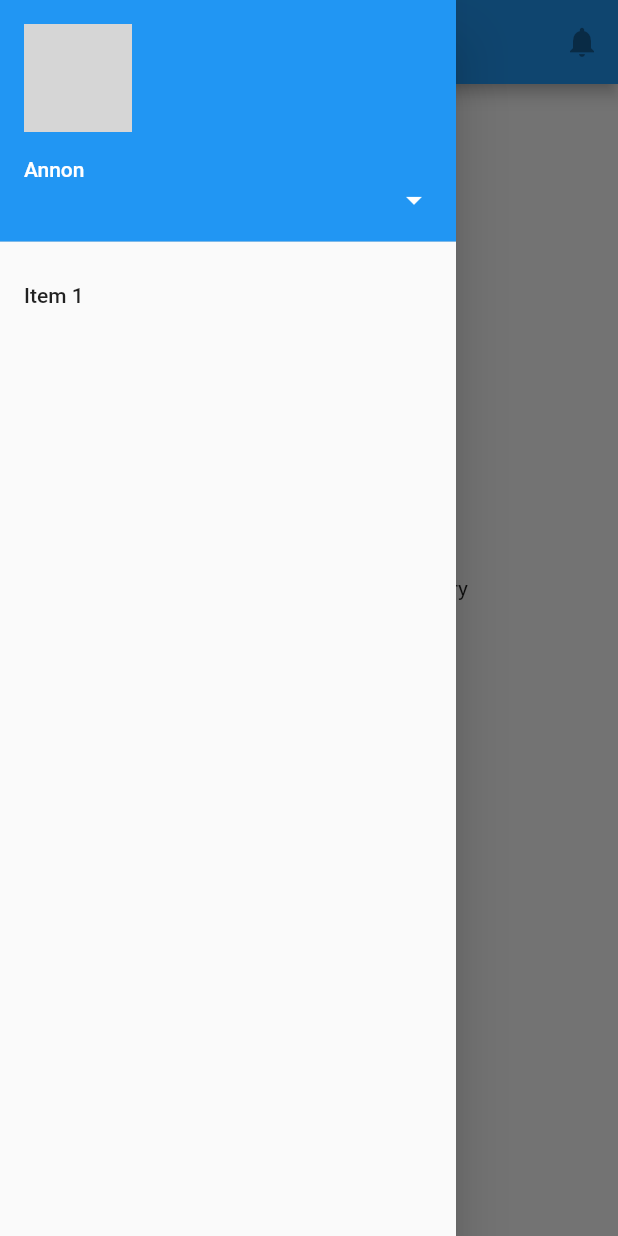
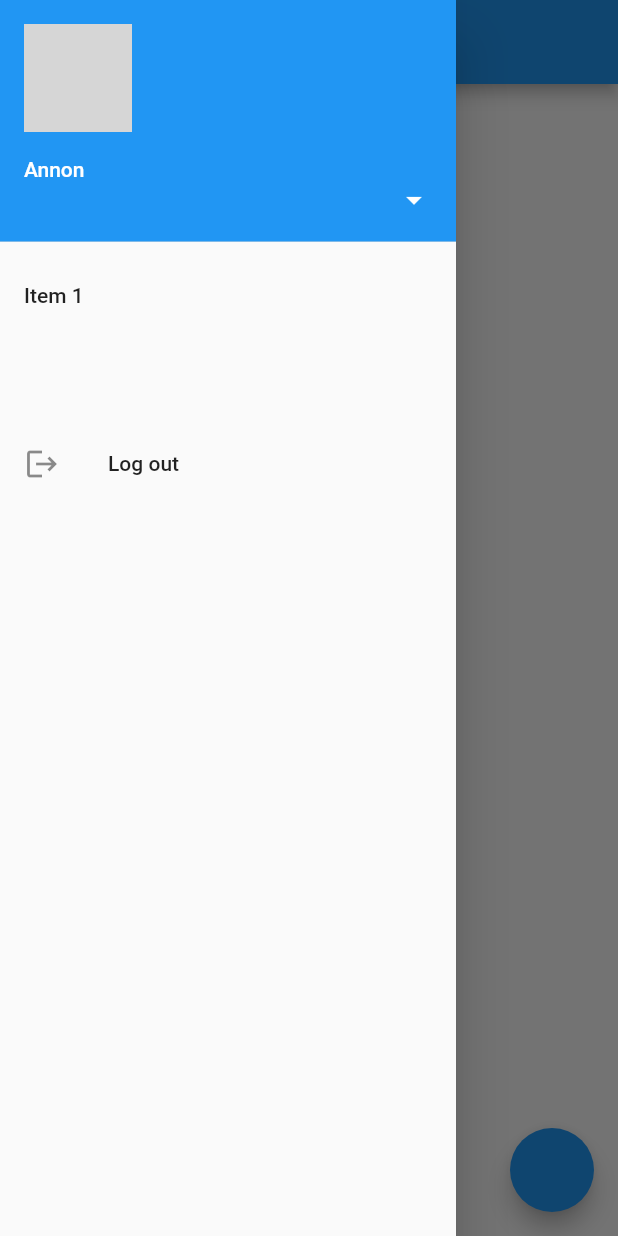
Before and after one commit to C-m3-Codin/Management, a Flutter app: the HomeScreen screen opened directly, in the side drawer, after a tap on "Logout", on a phone screen of 412 x 824 dp. Run offline on Flutter 3.47's test engine with Material 2 defaults, Android fonts, the phone set to English and light mode, and no system bars; our stand-ins replace cloud_firestore, firebase_auth, firebase_core, shared_preferences; accounts and stored records are empty; network calls fail; grey boxes are pictures that could not be loaded.

Commit message:
user model defined user db created tab view added subject model defined

```diff
--- a/lib/Pages/home.dart
+++ b/lib/Pages/home.dart
@@ -5,6 +5,10 @@ import 'package:flutter/material.dart';
 import 'package:shared_preferences/shared_preferences.dart';
 
 import '../main.dart';
+
+String userColegeId = "";
+// String Name=""
+// String
 
 class HomeScreen extends StatefulWidget {
   const HomeScreen({
@@ -20,7 +24,9 @@ class _HomeScreenState extends State<HomeScreen> {
     SharedPreferences prefs = await SharedPreferences.getInstance();
     //Return String
     String stringValue = prefs.getString('userId');
-    print("from getStri" + stringValue);
+
+    userColegeId = stringValue;
+    print(" from getStri " + stringValue);
     String us = prefs.getString('userId');
     // return stringValue;
     setState(() {
@@ -40,8 +46,44 @@ class _HomeScreenState extends State<HomeScreen> {
 
   @override
   Widget build(BuildContext context) {
-    return Scaffold(
-        drawer: Drawer(
+    return DefaultTabController(
+      length: 3,
+      child: Scaffold(
+        drawer: Drawr(),
+        appBar: deetsEntered
+            ? AppBar(
+                bottom: TabBar(
+                  tabs: [
+                    Tab(icon: Icon(Icons.directions_car)),
+                    Tab(icon: Icon(Icons.directions_transit)),
+                    Tab(icon: Icon(Icons.directions_bike)),
+                  ],
+                ),
+                title: Text('Welcome'),
+              )
+            : AppBar(
+                title: Text("enter Details"),
+              ),
+        body: deetsEntered ? SubjectContent() : NoDetails(),
+        floatingActionButton: FloatingActionButton(
+          onPressed: () {
+            print("the value of bool is $deetsEntered\n\n\n");
+            setState(() {});
+          },
+        ),
+      ),
+    );
+  }
+}
+
+class Drawr extends StatelessWidget {
+  const Drawr({
+    Key key,
+  }) : super(key: key);
+
+  @override
+  Widget build(BuildContext context) {
+    return Drawer(
       // Add a ListView to the drawer. This ensures the user can scroll
       // through the options in the drawer if there isn't enough vertical
       // space to fit everything.
@@ -89,22 +131,41 @@ class _HomeScreenState extends State<HomeScreen> {
               Navigator.pop(context);
             },
           ),
+          ListTile(
+            leading: Icon(Icons.logout),
+            title: Text("Log out"),
+            onTap: () async {
+              success = false;
+              SharedPreferences prefs = await SharedPreferences.getInstance();
+              prefs.remove('userId');
+              Navigator.pushReplacement(
+                  context,
+                  MaterialPageRoute(
+                      builder: (BuildContext ctx) => RegisterPage()));
+              // logout
+            },
+          )
         ],
       ),
-        ),
-        appBar: AppBar(
-          centerTitle: true,
-          title: Text("Logged in"),
-          actions: [
-            IconButton(icon: Icon(Icons.notifications), onPressed: null)
-          ],
-        ),
-        body: Container(
+    );
+  }
+}
+
+class NoDetails extends StatelessWidget {
+  const NoDetails({
+    Key key,
+  }) : super(key: key);
+
+  @override
+  Widget build(BuildContext context) {
+    return Container(
+        child: Padding(
+      padding: const EdgeInsets.all(20.0),
       child: Column(
         mainAxisAlignment: MainAxisAlignment.center,
         crossAxisAlignment: CrossAxisAlignment.center,
         children: [
-            Text("from login now Home stateless from sub directory"),
+          Text("Please Enter the details of the required Sem"),
           RaisedButton(onPressed: () {
             Navigator.push(
               context,
@@ -124,6 +185,30 @@ class _HomeScreenState extends State<HomeScreen> {
             child: Text('Logout'),
           ),
         ],
-        )));
+      ),
+    ));
   }
 }
+
+class SubjectContent extends StatefulWidget {
+  @override
+  _SubjectContentState createState() => _SubjectContentState();
+}
+
+class _SubjectContentState extends State<SubjectContent> {
+  @override
+  Widget build(BuildContext context) {
+    return TabBarView(
+      children: [
+        Container(child: Icon(Icons.directions_transit)),
+        // TODO notes
+        Container(
+          child: Text(name),
+        ),
+        // Announcemets
+        // Assignments Due
+        Container(child: Icon(Icons.directions_bike)),
+      ],
+    );
+  }
+}
--- a/lib/main.dart
+++ b/lib/main.dart
@@ -1,17 +1,29 @@
 import 'package:cce/Pages/home.dart';
+import 'package:cce/models/UserModels.dart';
 import 'package:flutter/material.dart';
 import 'package:shared_preferences/shared_preferences.dart';
-
+import 'package:firebase_core/firebase_core.dart';
 import 'Pages/Register.dart';
 
 String userId;
 bool success = false;
+bool deetsEntered = false;
+String name = "";
+String id = "";
+String sem = "S1";
+String branch = "CSE";
+// UserModel user;
 Future<void> main() async {
   WidgetsFlutterBinding.ensureInitialized();
   SharedPreferences prefs = await SharedPreferences.getInstance();
   var email = prefs.getString('userId');
+  id = prefs.getString('id');
+  name = prefs.getString('name');
+  sem = prefs.getString('sem');
+  branch = prefs.getString("branch");
   print(email);
   userId = email;
+  await Firebase.initializeApp();
   runApp(MaterialApp(home: email == null ? RegisterPage() : HomeScreen()));
 }
 
--- /dev/null
+++ b/lib/models/Notes.dart
@@ -0,0 +1,28 @@
+import 'package:cloud_firestore/cloud_firestore.dart';
+
+class NotePage {
+  List<Subject> subjectNames;
+  String sem;
+  String branch;
+
+  NotePage({this.branch, this.sem});
+
+  DocumentSnapshot snapshot;
+
+  void getData() async {
+    //use a Async-await function to get the data
+    final data = await FirebaseFirestore.instance
+        .collection(branch + sem)
+        .doc('subject names')
+        .get(); //get the data
+    snapshot = data;
+  }
+}
+
+class Subject {
+  List<Modules> moduleNames;
+}
+
+class Modules {
+  List fileNameUrl;
+}
--- a/pubspec.yaml
+++ b/pubspec.yaml
@@ -27,9 +27,12 @@ dependencies:
 
   # The following adds the Cupertino Icons font to your application.
   # Use with the CupertinoIcons class for iOS style icons.
-  firebase_auth: ^0.16.1
+  # firebase_auth: ^0.16.1
+  firebase_auth: ^0.18.1+1
   shared_preferences: ^0.5.10
   cupertino_icons: ^0.1.3
+  cloud_firestore: ^0.14.1+2
+  # cloud_firestore: ^0.14.1+2
 
 dev_dependencies:
   flutter_test:
```
Also changed, not shown: lib/Pages/Register.dart (+11 -4 lines), lib/Pages/profile.dart (+22 -87 lines), lib/models/UserModels.dart (added, +43 -0 lines), pubspec.lock, 1 other file. Lines whose indentation alone changed are shown as unchanged.
